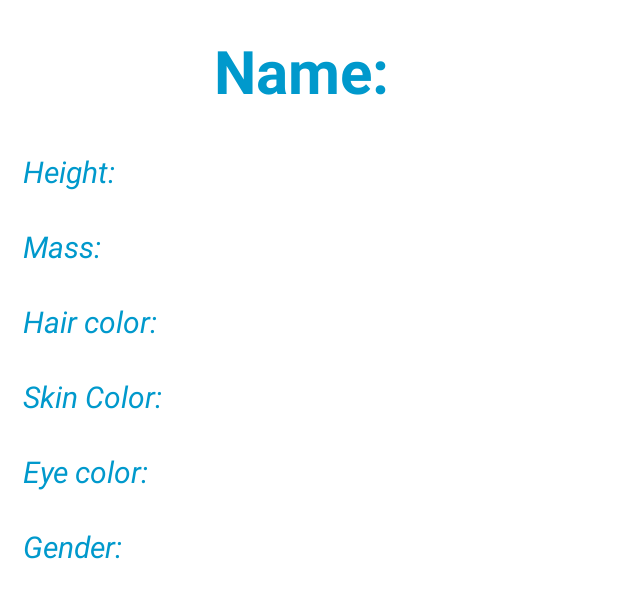
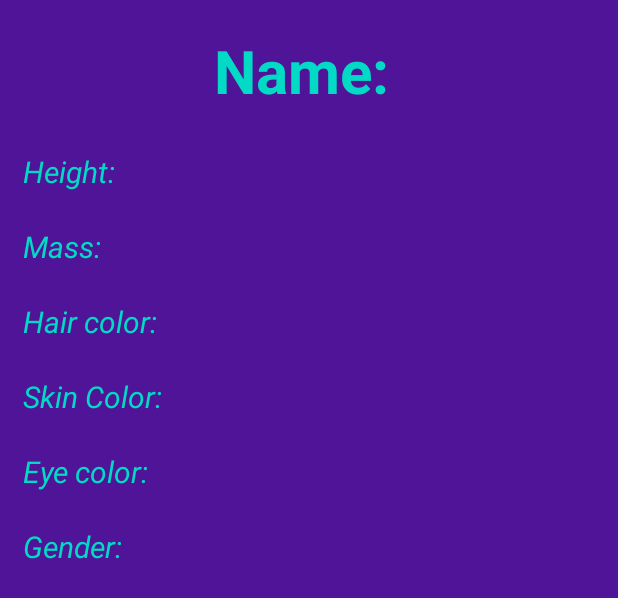
Before and after one commit to agustingalliano/starwars-encyclopedia, an Android app: the layout fragment_details.xml on its own in the app's theme, with its tools: preview values and no code run, on a phone screen of 412 x 824 dp. Shown: the top 598 px of the screen. Run offline under Robolectric (Android 15) with nearby library versions, the phone set to English and light mode, and no system bars; network calls fail.

Commit message:
added-search-and-modified-colors

```diff
--- a/app/src/main/res/layout/fragment_details.xml
+++ b/app/src/main/res/layout/fragment_details.xml
@@ -3,7 +3,8 @@
     android:layout_width="match_parent"
     android:layout_height="match_parent"
     android:orientation="vertical"
-    android:gravity="center_horizontal">
+    android:gravity="center_horizontal"
+    android:background="@color/background">
 
     <TextView
         android:id="@+id/name"
@@ -13,7 +14,7 @@
         android:textSize="40sp"
         android:text="Name: "
         android:layout_marginTop="20dp"
-        android:textColor="@android:color/holo_blue_dark">
+        android:textColor="@color/teal_200">
     </TextView>
 
     <LinearLayout
@@ -35,7 +36,7 @@
                 android:text="Height: "
                 android:textSize="20sp"
                 android:textStyle="italic"
-                android:textColor="@android:color/holo_blue_dark" />
+                android:textColor="@color/teal_200" />
 
         </LinearLayout>
 
@@ -52,7 +53,7 @@
                 android:text="Mass: "
                 android:textStyle="italic"
                 android:textSize="20sp"
-                android:textColor="@android:color/holo_blue_dark"/>
+                android:textColor="@color/teal_200"/>
         </LinearLayout>
 
         <LinearLayout
@@ -68,7 +69,7 @@
                 android:text="Hair color: "
                 android:textStyle="italic"
                 android:textSize="20sp"
-                android:textColor="@android:color/holo_blue_dark"/>
+                android:textColor="@color/teal_200"/>
         </LinearLayout>
 
         <LinearLayout
@@ -84,7 +85,7 @@
                 android:text="Skin Color: "
                 android:textStyle="italic"
                 android:textSize="20sp"
-                android:textColor="@android:color/holo_blue_dark"/>
+                android:textColor="@color/teal_200"/>
         </LinearLayout>
 
         <LinearLayout
@@ -100,7 +101,7 @@
                 android:text="Eye color: "
                 android:textStyle="italic"
                 android:textSize="20sp"
-                android:textColor="@android:color/holo_blue_dark"/>
+                android:textColor="@color/teal_200"/>
         </LinearLayout>
 
         <LinearLayout
@@ -116,7 +117,7 @@
                 android:text="Gender: "
                 android:textStyle="italic"
                 android:textSize="20sp"
-                android:textColor="@android:color/holo_blue_dark"/>
+                android:textColor="@color/teal_200"/>
         </LinearLayout>
 
     </LinearLayout>
--- a/app/src/main/res/layout/item_personage.xml
+++ b/app/src/main/res/layout/item_personage.xml
@@ -12,7 +12,7 @@
         android:textSize="20sp"
         android:gravity="center"
         android:textStyle="bold|italic"
-        android:textColor="@android:color/holo_blue_dark"
+        android:textColor="@color/teal_200"
         />
 
 </LinearLayout>
--- a/app/src/main/res/values/colors.xml
+++ b/app/src/main/res/values/colors.xml
@@ -7,4 +7,6 @@
     <color name="teal_700">#FF018786</color>
     <color name="black">#FF000000</color>
     <color name="white">#FFFFFFFF</color>
+    <color name="background">#4F1497</color>
+    <color name="background_light">#4F5497</color>
 </resources>
--- a/app/src/main/res/values/strings.xml
+++ b/app/src/main/res/values/strings.xml
@@ -1,3 +1,3 @@
 <resources>
-    <string name="app_name">star-wars-encyclopedia</string>
+    <string name="app_name">Star Wars Encyclopedia</string>
 </resources>
--- a/app/src/main/res/values/themes.xml
+++ b/app/src/main/res/values/themes.xml
@@ -2,8 +2,8 @@
     <!-- Base application theme. -->
     <style name="Theme.Starwarsencyclopedia" parent="Theme.MaterialComponents.DayNight.DarkActionBar">
         <!-- Primary brand color. -->
-        <item name="colorPrimary">@color/purple_500</item>
-        <item name="colorPrimaryVariant">@color/purple_700</item>
+        <item name="colorPrimary">@color/background_light</item>
+        <item name="colorPrimaryVariant">@color/background</item>
         <item name="colorOnPrimary">@color/white</item>
         <!-- Secondary brand color. -->
         <item name="colorSecondary">@color/teal_200</item>
```
Also changed, not shown: app/src/main/java/com/example/star_wars_encyclopedia/adapters/PersonageAdapter.kt (+36 -4 lines), app/src/main/java/com/example/star_wars_encyclopedia/view/fragments/ListFragment.kt (+19 -1 lines), app/src/main/res/layout/fragment_list.xml (+17 -3 lines).
